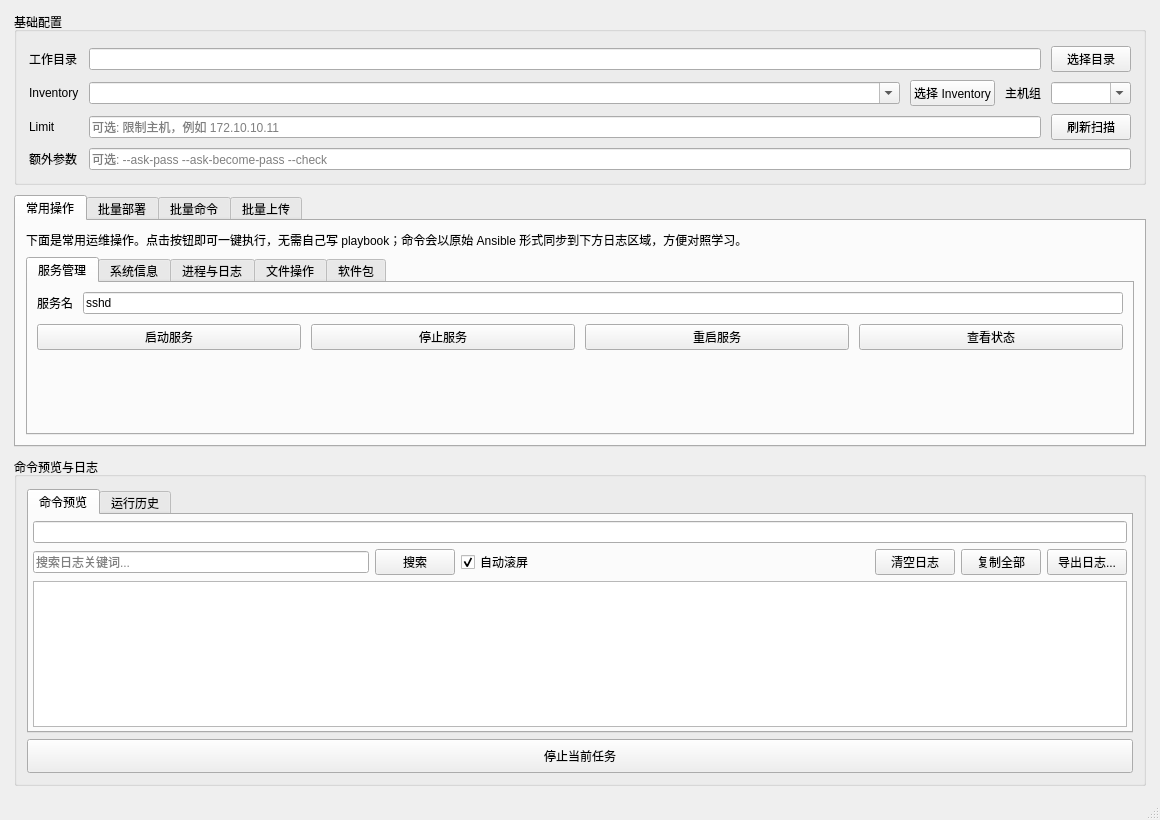
Before: the Qt Designer form MainWindow.ui in Alphalikegithub/AnsiblePilot, drawn with Qt 5.
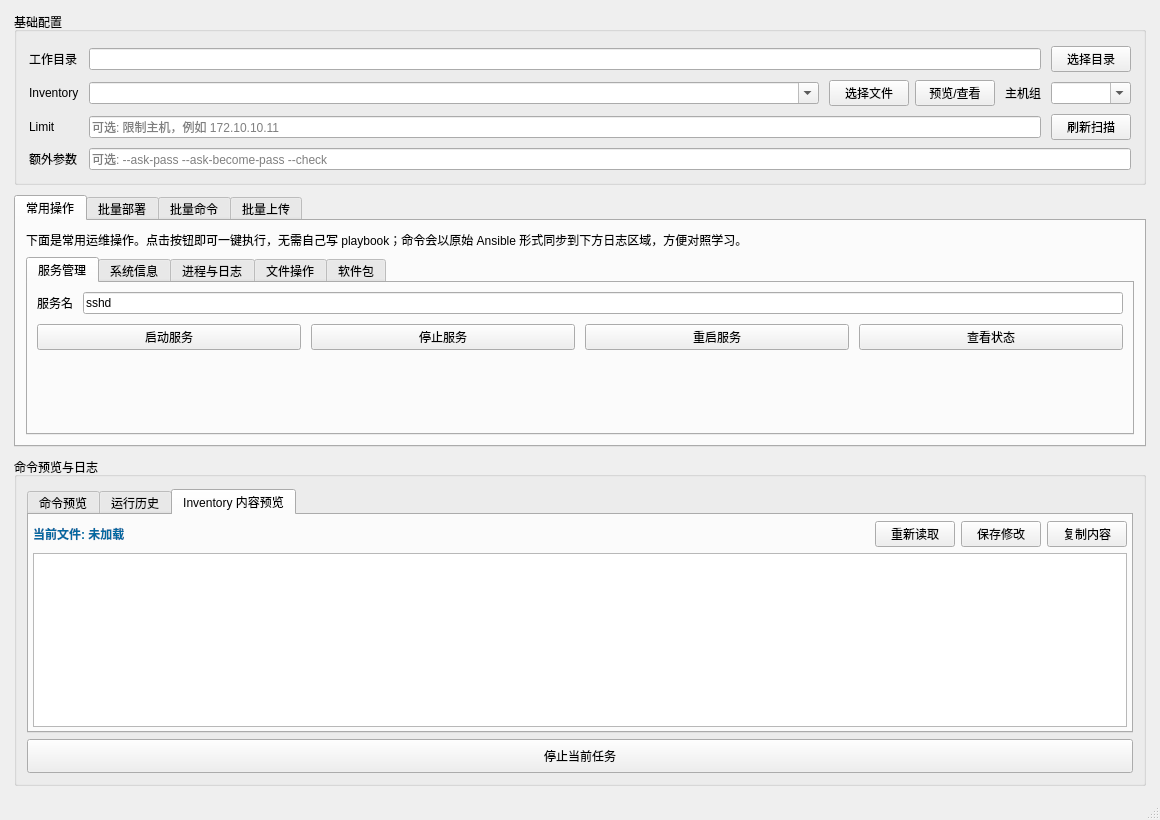
After: the same form once the commit is applied. The open tabs and pages were chosen to show the change.

Commit message: 在顶部「基础配置」的 Inventory 选择行新增了 「预览/查看」 按钮

Patch:
```diff
--- a/MainWindow.ui
+++ b/MainWindow.ui
@@ -92,11 +92,25 @@
         </widget>
        </item>
        <item row="1" column="2">
-        <widget class="QPushButton" name="selectInventoryBtn">
-         <property name="text">
-          <string>选择 Inventory</string>
+        <layout class="QHBoxLayout" name="horizontalLayoutInvActionBtns">
+         <property name="spacing">
+          <number>6</number>
          </property>
-        </widget>
+         <item>
+          <widget class="QPushButton" name="selectInventoryBtn">
+           <property name="text">
+            <string>选择文件</string>
+           </property>
+          </widget>
+         </item>
+         <item>
+          <widget class="QPushButton" name="previewInventoryBtn">
+           <property name="text">
+            <string>预览/查看</string>
+           </property>
+          </widget>
+         </item>
+        </layout>
        </item>
        <item row="1" column="3">
         <widget class="QLabel" name="labelHostGroup">
@@ -1250,6 +1264,83 @@
            </item>
           </layout>
          </widget>
+         <widget class="QWidget" name="tabInventoryPreview">
+          <attribute name="title">
+           <string>Inventory 内容预览</string>
+          </attribute>
+          <layout class="QVBoxLayout" name="verticalLayoutInvPreviewTab">
+           <property name="spacing">
+            <number>6</number>
+           </property>
+           <property name="leftMargin">
+            <number>4</number>
+           </property>
+           <property name="topMargin">
+            <number>6</number>
+           </property>
+           <property name="rightMargin">
+            <number>4</number>
+           </property>
+           <property name="bottomMargin">
+            <number>4</number>
+           </property>
+           <item>
+            <layout class="QHBoxLayout" name="horizontalLayoutInvPreviewToolbar">
+             <item>
+              <widget class="QLabel" name="labelInvPreviewFile">
+               <property name="text">
+                <string>当前文件: 未加载</string>
+               </property>
+               <property name="styleSheet">
+                <string>color: #0369a1; font-weight: bold;</string>
+               </property>
+              </widget>
+             </item>
+             <item>
+              <spacer name="horizontalSpacerInvTools">
+               <property name="orientation">
+                <enum>Qt::Horizontal</enum>
+               </property>
+               <property name="sizeHint" stdset="0">
+                <size>
+                 <width>40</width>
+                 <height>20</height>
+                </size>
+               </property>
+              </spacer>
+             </item>
+             <item>
+              <widget class="QPushButton" name="reloadInventoryBtn">
+               <property name="text">
+                <string>重新读取</string>
+               </property>
+              </widget>
+             </item>
+             <item>
+              <widget class="QPushButton" name="saveInventoryBtn">
+               <property name="text">
+                <string>保存修改</string>
+               </property>
+              </widget>
+             </item>
+             <item>
+              <widget class="QPushButton" name="copyInventoryBtn">
+               <property name="text">
+                <string>复制内容</string>
+               </property>
+              </widget>
+             </item>
+            </layout>
+           </item>
+           <item>
+            <widget class="QPlainTextEdit" name="inventoryContentEdit">
+             <property name="readOnly">
+              <bool>false</bool>
+             </property>
+            </widget>
+           </item>
+          </layout>
+         </widget>
         </widget>
        </item>
        <item>
```
The commit also changes 3 other files.
